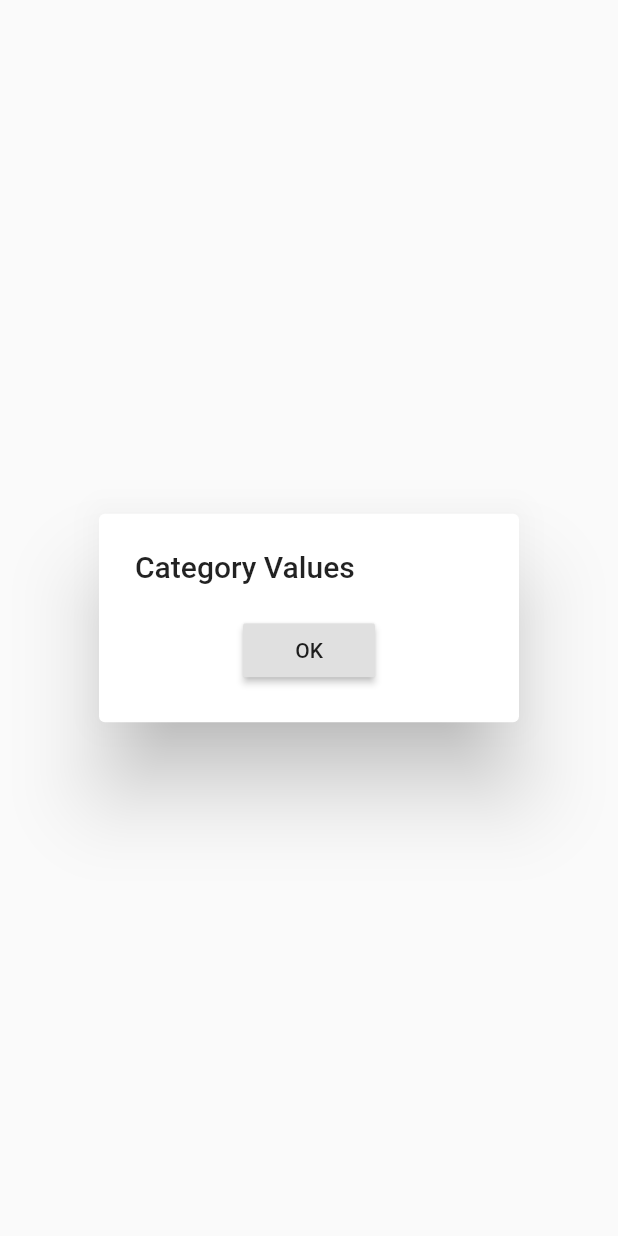
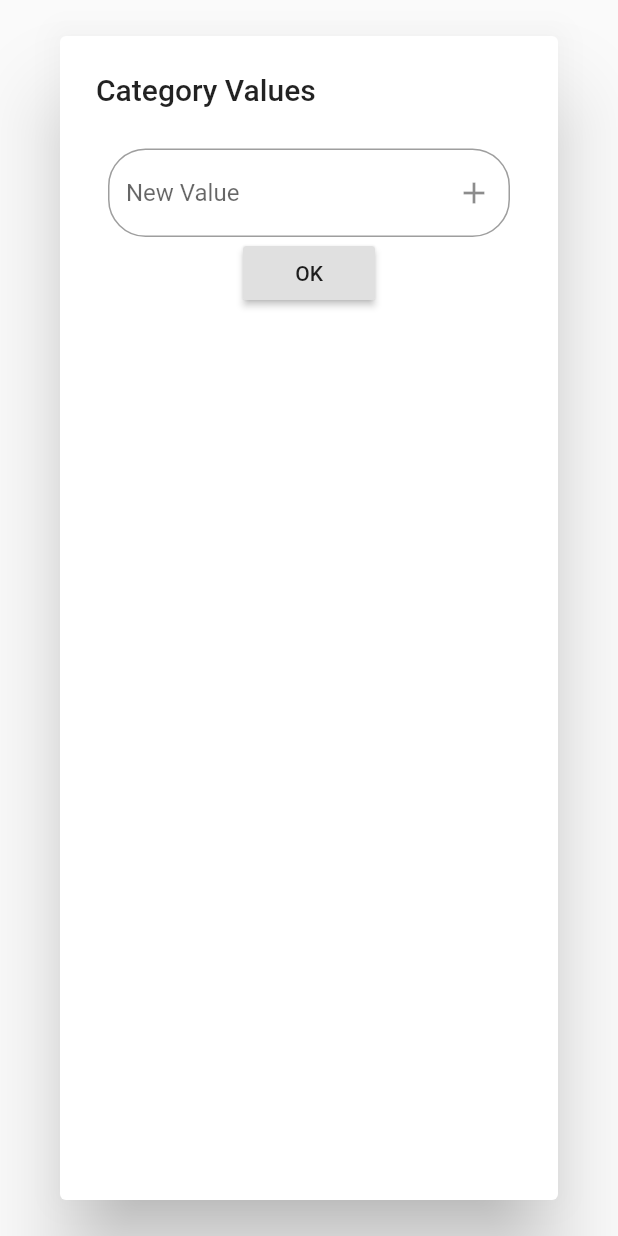
Before and after one commit to Murmelmunz/mop_frontend, a Flutter app: the CategoryValuesDialog widget shown alone on an empty page, opened directly, on a phone screen of 412 x 824 dp. Run offline on Flutter 3.47's test engine with Material 2 defaults, Android fonts, the phone set to English and light mode, and no system bars; our stand-ins replace shared_preferences; accounts and stored records are empty; network calls fail.

Commit message:
category_values_dialog: add textfields for value names

```diff
--- a/lib/widgets/category_values_dialog.dart
+++ b/lib/widgets/category_values_dialog.dart
@@ -6,20 +6,84 @@ class CategoryValuesDialog extends StatefulWidget {
 }
 
 class _CategoryValuesDialogState extends State<CategoryValuesDialog> {
+  var textControllerList = List<TextEditingController>();
+  var textControllerForNewItem = TextEditingController();
+  var values = List<String>();
+
+  void _removeValue(int index) {
+    setState(() {
+      values.removeAt(index);
+      textControllerList.removeAt(index);
+    });
+  }
+
+  void _addValue() {
+    setState(() {
+      textControllerList.add(TextEditingController(text: "${textControllerForNewItem.text}"));
+      values.add("${textControllerForNewItem.text}");
+      textControllerForNewItem.text = "";
+    });
+  }
+
   @override
   Widget build(BuildContext context) {
     return AlertDialog(
       title: new Text("Category Values"),
-      content: Column(
-          mainAxisSize: MainAxisSize.min,
-          children: <Widget>[
-            RaisedButton(
-              child: Text("OK"),
-              onPressed: () {
-                Navigator.of(context).pop(List<String>()..add("testB"));
-              },
-            )
-          ]
+      content: Container(
+        height: 900,
+        width: 600,
+        child: ListView.builder(
+          itemCount: values.length + 1,
+          itemBuilder: (context, index) {
+            bool last = values.length + 1 == (index + 1);
+
+            if (!last) {
+
+              return Padding(
+                padding: const EdgeInsets.all(8.0),
+                child: TextField(
+                  onChanged: (text) => values[index] = text,
+                  controller: textControllerList[index],
+                  decoration: InputDecoration(
+                      suffixIcon: IconButton(
+                        icon: Icon(Icons.remove),
+                        onPressed: () => _removeValue(index)
+                      )),
+                ),
+              );
+
+            } else {
+
+              return Padding(
+                padding: const EdgeInsets.all(8.0),
+                child: Column(
+                  children: <Widget>[
+                    TextField(
+                      controller: textControllerForNewItem,
+                      decoration: InputDecoration(
+                          hintText: "New Value",
+                          suffixIcon: IconButton(
+                            icon: Icon(Icons.add),
+                            onPressed: () => _addValue()
+                          )),
+                    ),
+
+                    RaisedButton(
+                      child: Text("OK"),
+                      onPressed: () {
+                        Navigator.of(context).pop(values);
+                      },
+                    ),
+
+                  ],
+                ),
+              );
+
+            }
+
+          }
+
+        ),
       ),
     );
   }
```
